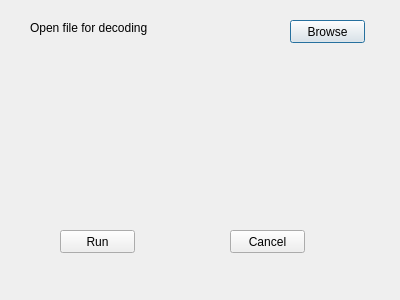
This is decode.ui in honzabilek4/VideoCodecs as Qt 5 draws it before an edit. The edited form follows.
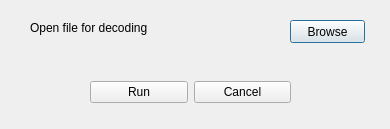
This is the edited form.

Diff of the .ui file:
```diff
--- a/decode.ui
+++ b/decode.ui
@@ -6,8 +6,8 @@
    <rect>
     <x>0</x>
     <y>0</y>
-    <width>400</width>
-    <height>300</height>
+    <width>390</width>
+    <height>129</height>
    </rect>
   </property>
   <property name="windowTitle">
@@ -39,31 +39,31 @@
     <string>Open file for decoding</string>
    </property>
   </widget>
+  <widget class="QWidget" name="">
+   <property name="geometry">
+    <rect>
+     <x>90</x>
+     <y>80</y>
+     <width>201</width>
+     <height>25</height>
+    </rect>
+   </property>
+   <layout class="QGridLayout" name="gridLayout">
+    <item row="0" column="0">
   <widget class="QPushButton" name="runButton">
-   <property name="geometry">
-    <rect>
-     <x>60</x>
-     <y>230</y>
-     <width>75</width>
-     <height>23</height>
-    </rect>
-   </property>
    <property name="text">
     <string>Run</string>
    </property>
   </widget>
+    </item>
+    <item row="0" column="1">
   <widget class="QPushButton" name="cancelButton">
-   <property name="geometry">
-    <rect>
-     <x>230</x>
-     <y>230</y>
-     <width>75</width>
-     <height>23</height>
-    </rect>
-   </property>
    <property name="text">
     <string>Cancel</string>
    </property>
+     </widget>
+    </item>
+   </layout>
   </widget>
   <zorder>browseButton</zorder>
   <zorder>label</zorder>
```
Left out of the diff: 2 changed lines with no effect on the pictures. Lines whose indentation alone changed are shown as unchanged.
